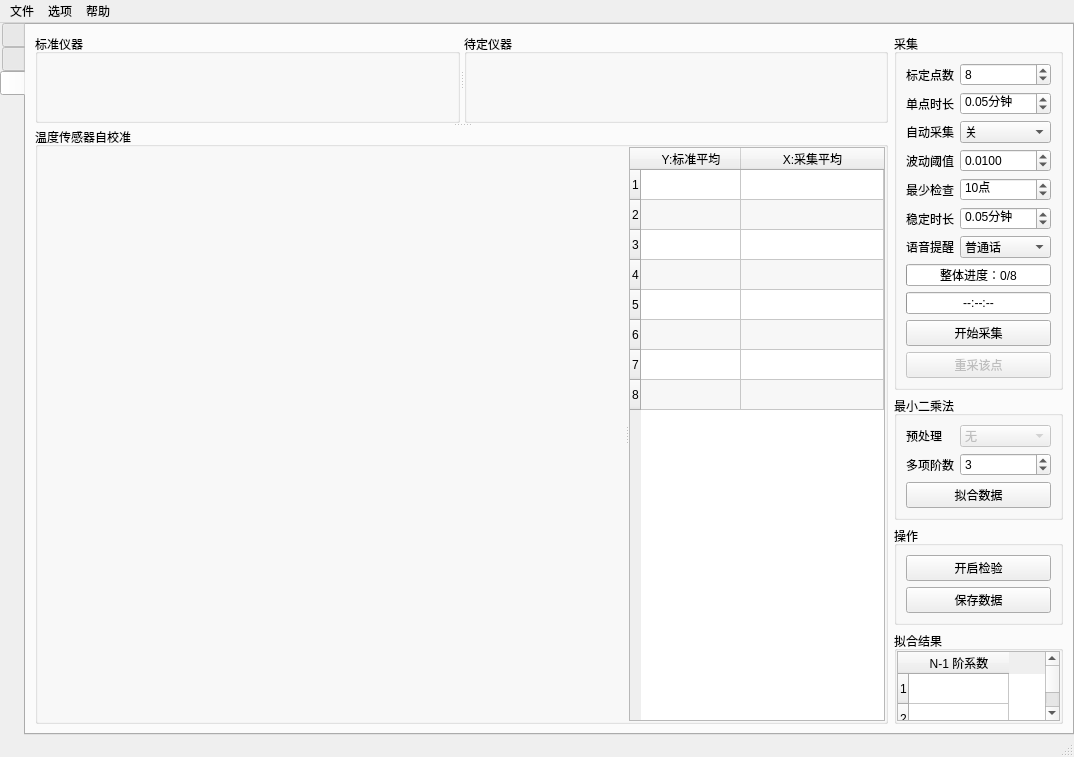
First picture: the form in mainwindow.ui, repository m-RNA/TemperatureSelfCorrectionBasedOnQtSerial, before the edit.
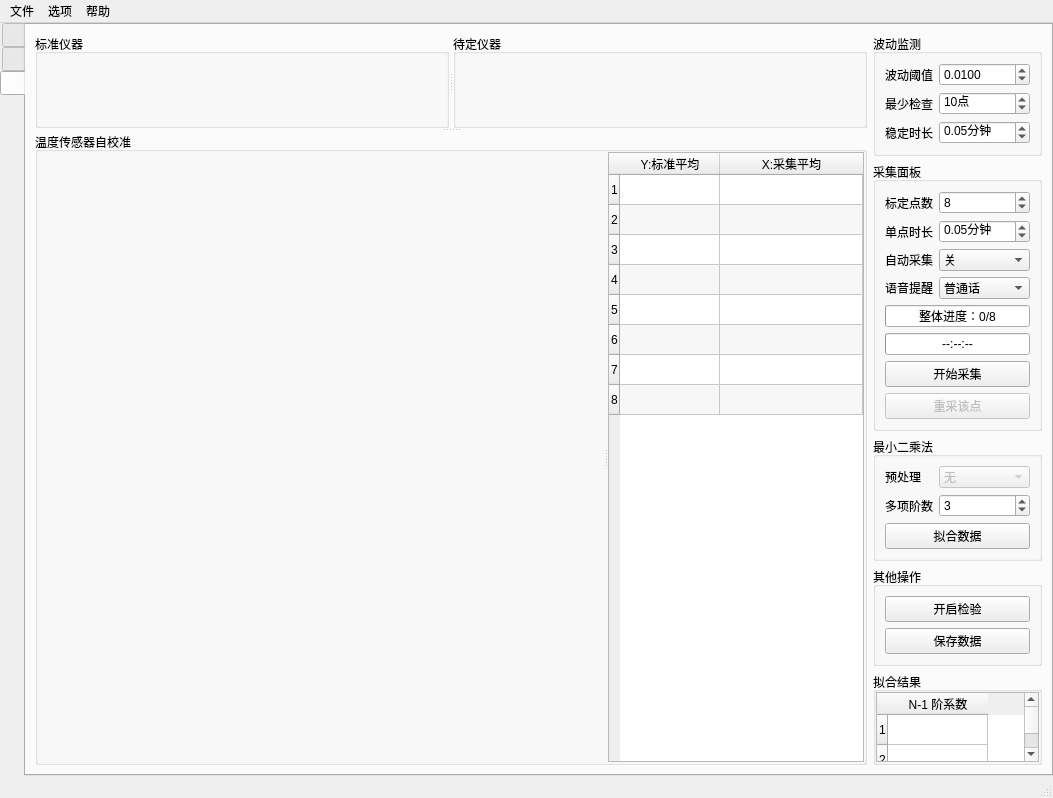
Second picture: the form after the edit. Icons and pictures are not drawn. Custom widgets are drawn as their Qt base class.

Commit message: 优化：可在菜单栏解锁校准面板设置；微调界面布局

The edit to the form file:
```diff
--- a/mainwindow.ui
+++ b/mainwindow.ui
@@ -6,8 +6,8 @@
    <rect>
     <x>0</x>
     <y>0</y>
-    <width>1074</width>
-    <height>698</height>
+    <width>1053</width>
+    <height>724</height>
    </rect>
   </property>
   <property name="sizePolicy">
@@ -588,7 +588,7 @@
           </widget>
          </widget>
         </item>
-        <item row="0" column="1">
+        <item row="0" column="2">
          <widget class="QFrame" name="frame_9">
           <property name="sizePolicy">
            <sizepolicy hsizetype="Fixed" vsizetype="Preferred">
@@ -610,18 +610,65 @@
             <number>0</number>
            </property>
            <item>
-            <widget class="QGroupBox" name="groupBox_4">
-             <property name="sizePolicy">
-              <sizepolicy hsizetype="Preferred" vsizetype="Fixed">
-               <horstretch>0</horstretch>
-               <verstretch>0</verstretch>
-              </sizepolicy>
-             </property>
+            <widget class="QGroupBox" name="groupBox_8">
              <property name="title">
-              <string>采集</string>
+              <string>波动监测</string>
              </property>
-             <layout class="QGridLayout" name="gridLayout_12">
-              <item row="5" column="1">
+             <layout class="QGridLayout" name="gridLayout_8">
+              <item row="0" column="0">
+               <widget class="QLabel" name="label_18">
+                <property name="maximumSize">
+                 <size>
+                  <width>48</width>
+                  <height>16777215</height>
+                 </size>
+                </property>
+                <property name="text">
+                 <string>波动阈值</string>
+                </property>
+                <property name="alignment">
+                 <set>Qt::AlignLeading|Qt::AlignLeft|Qt::AlignVCenter</set>
+                </property>
+               </widget>
+              </item>
+              <item row="0" column="1">
+               <widget class="QDoubleSpinBox" name="spbxWaveRange">
+                <property name="sizePolicy">
+                 <sizepolicy hsizetype="Preferred" vsizetype="Fixed">
+                  <horstretch>0</horstretch>
+                  <verstretch>0</verstretch>
+                 </sizepolicy>
+                </property>
+                <property name="alignment">
+                 <set>Qt::AlignLeading|Qt::AlignLeft|Qt::AlignVCenter</set>
+                </property>
+                <property name="prefix">
+                 <string/>
+                </property>
+                <property name="suffix">
+                 <string/>
+                </property>
+                <property name="decimals">
+                 <number>4</number>
+                </property>
+                <property name="minimum">
+                 <double>0.000100000000000</double>
+                </property>
+                <property name="maximum">
+                 <double>99999.999899999995250</double>
+                </property>
+                <property name="singleStep">
+                 <double>0.001000000000000</double>
+                </property>
+                <property name="stepType">
+                 <enum>QAbstractSpinBox::AdaptiveDecimalStepType</enum>
+                </property>
+                <property name="value">
+                 <double>0.010000000000000</double>
+                </property>
+               </widget>
+              </item>
+              <item row="1" column="0">
                <widget class="QLabel" name="label_16">
                 <property name="maximumSize">
                  <size>
@@ -637,30 +684,32 @@
                 </property>
                </widget>
               </item>
-              <item row="15" column="1" colspan="2">
-               <widget class="QPushButton" name="btnCollectSwitch">
+              <item row="1" column="1">
+               <widget class="QSpinBox" name="spbxWaveNum">
                 <property name="sizePolicy">
-                 <sizepolicy hsizetype="Preferred" vsizetype="Fixed">
+                 <sizepolicy hsizetype="Minimum" vsizetype="Fixed">
                   <horstretch>0</horstretch>
                   <verstretch>0</verstretch>
                  </sizepolicy>
                 </property>
-                <property name="minimumSize">
-                 <size>
-                  <width>104</width>
-                  <height>0</height>
-                 </size>
+                <property name="alignment">
+                 <set>Qt::AlignLeading|Qt::AlignLeft|Qt::AlignVCenter</set>
                 </property>
-                <property name="text">
-                 <string>开始采集</string>
+                <property name="suffix">
+                 <string>点</string>
                 </property>
-                <property name="icon">
-                 <iconset resource="main.qrc">
-                  <normaloff>:/icon/collect.ico</normaloff>:/icon/collect.ico</iconset>
+                <property name="minimum">
+                 <number>2</number>
+                </property>
+                <property name="maximum">
+                 <number>999</number>
+                </property>
+                <property name="value">
+                 <number>10</number>
                 </property>
                </widget>
               </item>
-              <item row="6" column="1">
+              <item row="2" column="0">
                <widget class="QLabel" name="label_22">
                 <property name="maximumSize">
                  <size>
@@ -676,7 +725,75 @@
                 </property>
                </widget>
               </item>
-              <item row="10" column="1" colspan="2">
+              <item row="2" column="1">
+               <widget class="QDoubleSpinBox" name="spbxStableTime">
+                <property name="sizePolicy">
+                 <sizepolicy hsizetype="Preferred" vsizetype="Fixed">
+                  <horstretch>0</horstretch>
+                  <verstretch>0</verstretch>
+                 </sizepolicy>
+                </property>
+                <property name="alignment">
+                 <set>Qt::AlignLeading|Qt::AlignLeft|Qt::AlignVCenter</set>
+                </property>
+                <property name="prefix">
+                 <string/>
+                </property>
+                <property name="suffix">
+                 <string>分钟</string>
+                </property>
+                <property name="decimals">
+                 <number>2</number>
+                </property>
+                <property name="minimum">
+                 <double>0.010000000000000</double>
+                </property>
+                <property name="maximum">
+                 <double>99.989999999999995</double>
+                </property>
+                <property name="singleStep">
+                 <double>0.100000000000000</double>
+                </property>
+                <property name="stepType">
+                 <enum>QAbstractSpinBox::AdaptiveDecimalStepType</enum>
+                </property>
+                <property name="value">
+                 <double>0.050000000000000</double>
+                </property>
+               </widget>
+              </item>
+             </layout>
+            </widget>
+           </item>
+           <item>
+            <widget class="QGroupBox" name="groupBox_4">
+             <property name="sizePolicy">
+              <sizepolicy hsizetype="Preferred" vsizetype="Fixed">
+               <horstretch>0</horstretch>
+               <verstretch>0</verstretch>
+              </sizepolicy>
+             </property>
+             <property name="title">
+              <string>采集面板</string>
+             </property>
+             <layout class="QGridLayout" name="gridLayout_12">
+              <item row="2" column="1">
+               <widget class="QLabel" name="label_17">
+                <property name="maximumSize">
+                 <size>
+                  <width>48</width>
+                  <height>16777215</height>
+                 </size>
+                </property>
+                <property name="text">
+                 <string>单点时长</string>
+                </property>
+                <property name="alignment">
+                 <set>Qt::AlignLeading|Qt::AlignLeft|Qt::AlignVCenter</set>
+                </property>
+               </widget>
+              </item>
+              <item row="7" column="1" colspan="2">
                <widget class="QProgressBar" name="pgsbSingle">
                 <property name="minimum">
                  <number>0</number>
@@ -698,39 +815,44 @@
                 </property>
                </widget>
               </item>
-              <item row="9" column="1" colspan="2">
-               <widget class="QProgressBar" name="pgsbSum">
-                <property name="maximum">
-                 <number>8</number>
-                </property>
-                <property name="value">
-                 <number>0</number>
-                </property>
-                <property name="alignment">
-                 <set>Qt::AlignCenter</set>
-                </property>
-                <property name="format">
-                 <string>整体进度：%v/%m</string>
-                </property>
+              <item row="3" column="2">
+               <widget class="QComboBox" name="cbAutoCollect">
+                <item>
+                 <property name="text">
+                  <string>关</string>
+                 </property>
+                </item>
+                <item>
+                 <property name="text">
+                  <string>开</string>
+                 </property>
+                </item>
                </widget>
               </item>
-              <item row="2" column="1">
-               <widget class="QLabel" name="label_17">
-                <property name="maximumSize">
+              <item row="12" column="1" colspan="2">
+               <widget class="QPushButton" name="btnCollectSwitch">
+                <property name="sizePolicy">
+                 <sizepolicy hsizetype="Preferred" vsizetype="Fixed">
+                  <horstretch>0</horstretch>
+                  <verstretch>0</verstretch>
+                 </sizepolicy>
+                </property>
+                <property name="minimumSize">
                  <size>
-                  <width>48</width>
-                  <height>16777215</height>
+                  <width>104</width>
+                  <height>0</height>
                  </size>
                 </property>
                 <property name="text">
-                 <string>单点时长</string>
+                 <string>开始采集</string>
                 </property>
-                <property name="alignment">
-                 <set>Qt::AlignLeading|Qt::AlignLeft|Qt::AlignVCenter</set>
+                <property name="icon">
+                 <iconset resource="main.qrc">
+                  <normaloff>:/icon/collect.ico</normaloff>:/icon/collect.ico</iconset>
                 </property>
                </widget>
               </item>
-              <item row="8" column="1">
+              <item row="5" column="1">
                <widget class="QLabel" name="label_21">
                 <property name="maximumSize">
                  <size>
@@ -746,6 +868,26 @@
                 </property>
                </widget>
               </item>
+              <item row="13" column="1" colspan="2">
+               <widget class="QPushButton" name="btnCollectRestart">
+                <property name="enabled">
+                 <bool>false</bool>
+                </property>
+                <property name="sizePolicy">
+                 <sizepolicy hsizetype="Preferred" vsizetype="Fixed">
+                  <horstretch>0</horstretch>
+                  <verstretch>0</verstretch>
+                 </sizepolicy>
+                </property>
+                <property name="text">
+                 <string>重采该点</string>
+                </property>
+                <property name="icon">
+                 <iconset resource="main.qrc">
+                  <normaloff>:/icon/collectrestart.ico</normaloff>:/icon/collectrestart.ico</iconset>
+                </property>
+               </widget>
+              </item>
               <item row="0" column="1">
                <widget class="QLabel" name="label_15">
                 <property name="maximumSize">
@@ -762,6 +904,22 @@
                 </property>
                </widget>
               </item>
+              <item row="6" column="1" colspan="2">
+               <widget class="QProgressBar" name="pgsbSum">
+                <property name="maximum">
+                 <number>8</number>
+                </property>
+                <property name="value">
+                 <number>0</number>
+                </property>
+                <property name="alignment">
+                 <set>Qt::AlignCenter</set>
+                </property>
+                <property name="format">
+                 <string>整体进度：%v/%m</string>
+                </property>
+               </widget>
+              </item>
               <item row="3" column="1">
                <widget class="QLabel" name="label_20">
                 <property name="maximumSize">
@@ -778,7 +936,32 @@
                 </property>
                </widget>
               </item>
-              <item row="8" column="2">
+              <item row="0" column="2">
+               <widget class="QSpinBox" name="spbxSamplePointSum">
+                <property name="sizePolicy">
+                 <sizepolicy hsizetype="Minimum" vsizetype="Fixed">
+                  <horstretch>0</horstretch>
+                  <verstretch>0</verstretch>
+                 </sizepolicy>
+                </property>
+                <property name="alignment">
+                 <set>Qt::AlignLeading|Qt::AlignLeft|Qt::AlignVCenter</set>
+                </property>
+                <property name="suffix">
+                 <string/>
+                </property>
+                <property name="minimum">
+                 <number>2</number>
+                </property>
+                <property name="maximum">
+                 <number>99</number>
+                </property>
+                <property name="value">
+                 <number>8</number>
+                </property>
+               </widget>
+              </item>
+              <item row="5" column="2">
                <widget class="QComboBox" name="cbSound">
                 <property name="sizePolicy">
                  <sizepolicy hsizetype="Preferred" vsizetype="Fixed">
@@ -821,143 +1004,6 @@
                 </item>
                </widget>
               </item>
-              <item row="5" column="2">
-               <widget class="QSpinBox" name="spbxWaveNum">
-                <property name="sizePolicy">
-                 <sizepolicy hsizetype="Minimum" vsizetype="Fixed">
-                  <horstretch>0</horstretch>
-                  <verstretch>0</verstretch>
-                 </sizepolicy>
-                </property>
-                <property name="alignment">
-                 <set>Qt::AlignLeading|Qt::AlignLeft|Qt::AlignVCenter</set>
-                </property>
-                <property name="suffix">
-                 <string>点</string>
-                </property>
-                <property name="minimum">
-                 <number>2</number>
-                </property>
-                <property name="maximum">
-                 <number>999</number>
-                </property>
-                <property name="value">
-                 <number>10</number>
-                </property>
-               </widget>
-              </item>
-              <item row="3" column="2">
-               <widget class="QComboBox" name="cbAutoCollect">
-                <item>
-                 <property name="text">
-                  <string>关</string>
-                 </property>
-                </item>
-                <item>
-                 <property name="text">
-                  <string>开</string>
-                 </property>
-                </item>
-               </widget>
-              </item>
-              <item row="4" column="2">
-               <widget class="QDoubleSpinBox" name="spbxWaveRange">
-                <property name="sizePolicy">
-                 <sizepolicy hsizetype="Preferred" vsizetype="Fixed">
-                  <horstretch>0</horstretch>
-                  <verstretch>0</verstretch>
-                 </sizepolicy>
-                </property>
-                <property name="alignment">
-                 <set>Qt::AlignLeading|Qt::AlignLeft|Qt::AlignVCenter</set>
-                </property>
-                <property name="prefix">
-                 <string/>
-                </property>
-                <property name="suffix">
-                 <string/>
-                </property>
-                <property name="decimals">
-                 <number>4</number>
-                </property>
-                <property name="minimum">
-                 <double>0.000100000000000</double>
-                </property>
-                <property name="maximum">
-                 <double>99999.999899999995250</double>
-                </property>
-                <property name="singleStep">
-                 <double>0.001000000000000</double>
-                </property>
-                <property name="stepType">
-                 <enum>QAbstractSpinBox::AdaptiveDecimalStepType</enum>
-                </property>
-                <property name="value">
-                 <double>0.010000000000000</double>
-                </property>
-               </widget>
-              </item>
-              <item row="0" column="2">
-               <widget class="QSpinBox" name="spbxSamplePointSum">
-                <property name="sizePolicy">
-                 <sizepolicy hsizetype="Minimum" vsizetype="Fixed">
-                  <horstretch>0</horstretch>
-                  <verstretch>0</verstretch>
-                 </sizepolicy>
-                </property>
-                <property name="alignment">
-                 <set>Qt::AlignLeading|Qt::AlignLeft|Qt::AlignVCenter</set>
-                </property>
-                <property name="suffix">
-                 <string/>
-                </property>
-                <property name="minimum">
-                 <number>2</number>
-                </property>
-                <property name="maximum">
-                 <number>99</number>
-                </property>
-                <property name="value">
-                 <number>8</number>
-                </property>
-               </widget>
-              </item>
-              <item row="4" column="1">
-               <widget class="QLabel" name="label_18">
-                <property name="maximumSize">
-                 <size>
-                  <width>48</width>
-                  <height>16777215</height>
-                 </size>
-                </property>
-                <property name="text">
-                 <string>波动阈值</string>
-                </property>
-                <property name="alignment">
-                 <set>Qt::AlignLeading|Qt::AlignLeft|Qt::AlignVCenter</set>
-                </property>
-               </widget>
-              </item>
-              <item row="16" column="1" colspan="2">
-               <widget class="QPushButton" name="btnCollectRestart">
-                <property name="enabled">
-                 <bool>false</bool>
-                </property>
-                <property name="sizePolicy">
-                 <sizepolicy hsizetype="Preferred" vsizetype="Fixed">
-                  <horstretch>0</horstretch>
-                  <verstretch>0</verstretch>
-                 </sizepolicy>
-                </property>
-                <property name="text">
-                 <string>重采该点</string>
-                </property>
-                <property name="icon">
-                 <iconset resource="main.qrc">
-                  <normaloff>:/icon/collectrestart.ico</normaloff>:/icon/collectrestart.ico</iconset>
-                </property>
-               </widget>
-              </item>
               <item row="2" column="2">
                <widget class="QDoubleSpinBox" name="spbxSampleTime">
                 <property name="sizePolicy">
@@ -995,43 +1041,6 @@
                 </property>
                </widget>
               </item>
-              <item row="6" column="2">
-               <widget class="QDoubleSpinBox" name="spbxStableTime">
-                <property name="sizePolicy">
-                 <sizepolicy hsizetype="Preferred" vsizetype="Fixed">
-                  <horstretch>0</horstretch>
-                  <verstretch>0</verstretch>
-                 </sizepolicy>
-                </property>
-                <property name="alignment">
-                 <set>Qt::AlignLeading|Qt::AlignLeft|Qt::AlignVCenter</set>
-                </property>
-                <property name="prefix">
-                 <string/>
-                </property>
-                <property name="suffix">
-                 <string>分钟</string>
-                </property>
-                <property name="decimals">
-                 <number>2</number>
-                </property>
-                <property name="minimum">
-                 <double>0.010000000000000</double>
-                </property>
-                <property name="maximum">
-                 <double>99.989999999999995</double>
-                </property>
-                <property name="singleStep">
-                 <double>0.100000000000000</double>
-                </property>
-                <property name="stepType">
-                 <enum>QAbstractSpinBox::AdaptiveDecimalStepType</enum>
-                </property>
-                <property name="value">
-                 <double>0.050000000000000</double>
-                </property>
-               </widget>
-              </item>
              </layout>
             </widget>
            </item>
@@ -1150,7 +1159,7 @@
               </sizepolicy>
              </property>
              <property name="title">
-              <string>操作</string>
+              <string>其他操作</string>
              </property>
              <layout class="QGridLayout" name="gridLayout_4">
               <item row="9" column="1" colspan="2">
@@ -1293,7 +1302,7 @@
     <rect>
      <x>0</x>
      <y>0</y>
-     <width>1074</width>
+     <width>1053</width>
      <height>23</height>
     </rect>
    </property>
```
Left out of the diff: 10 changed lines with no effect on the pictures. The commit also changes 3 other files.
